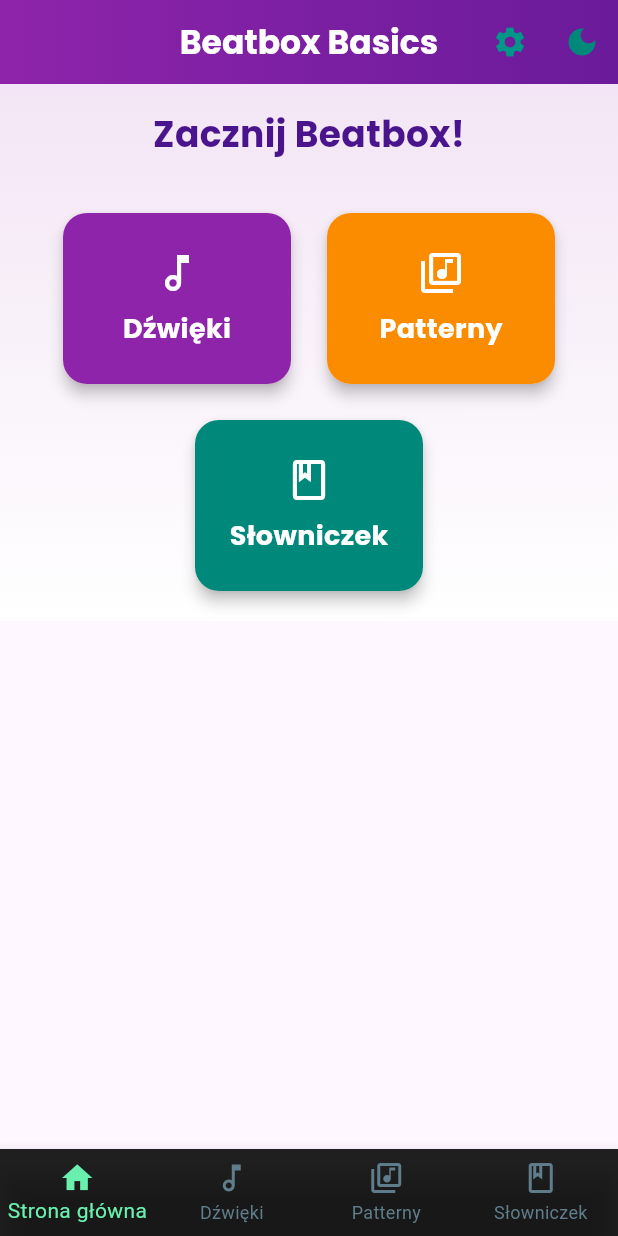
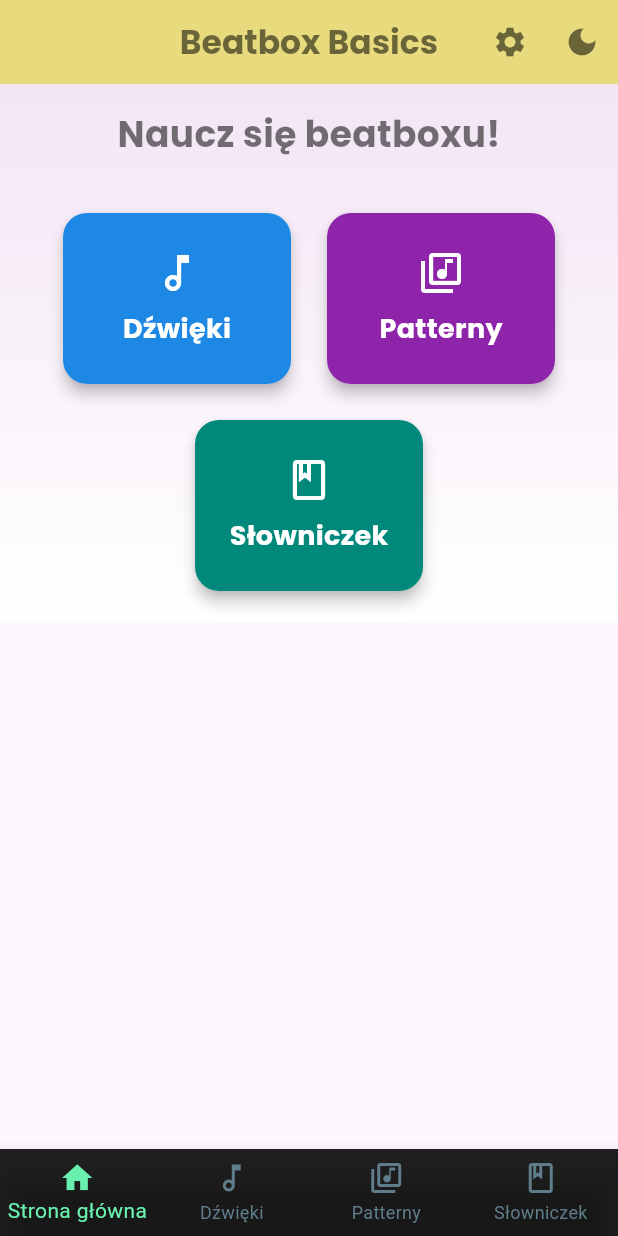
Before and after one commit to AGH-Evil-Inc/BeatboxBasics, a Flutter app: the screen it shows after launch, on a phone screen of 412 x 824 dp. Run offline on Flutter 3.47's test engine with Material 3 defaults, Android fonts, the phone set to English and light mode, and no system bars; drawn by our look-alikes of flutter_animate; our stand-ins replace audioplayers, google_fonts, youtube_player_flutter; missing offline and left inert: audio_waveforms, record.

Commit message:
colors_home_page

```diff
--- a/frontend/lib/views/pages/home_page.dart
+++ b/frontend/lib/views/pages/home_page.dart
@@ -34,11 +34,11 @@ class HomePage extends StatelessWidget {
                         mainAxisAlignment: MainAxisAlignment.center,
                         children: [
                           Text(
-                            'Zacznij Beatbox!',
+                            'Naucz się beatboxu!',
                             style: GoogleFonts.poppins(
                               fontSize: 24,
                               fontWeight: FontWeight.bold,
-                              color: Colors.purple.shade900,
+                              color: Colors.black54,
                             ),
                           )
                               .animate()
@@ -54,7 +54,7 @@ class HomePage extends StatelessWidget {
                                 context: context,
                                 icon: Icons.music_note_outlined,
                                 label: 'Dźwięki',
-                                color: Colors.purple.shade600,
+                                color: const Color(0xFF1E88E5),
                                 onTap: () {
                                   selectedPageNotifier.value = 1;
                                 },
@@ -64,7 +64,7 @@ class HomePage extends StatelessWidget {
                                 context: context,
                                 icon: Icons.library_music_outlined,
                                 label: 'Patterny',
-                                color: Colors.orange.shade600,
+                                color: const Color(0xFF8E24AA),
                                 onTap: () {
                                   selectedPageNotifier.value = 2;
                                 },
@@ -74,7 +74,7 @@ class HomePage extends StatelessWidget {
                                 context: context,
                                 icon: Icons.book_outlined,
                                 label: 'Słowniczek',
-                                color: Colors.teal.shade600,
+                                color: const Color(0xFF00897B),
                                 onTap: () {
                                   selectedPageNotifier.value = 3;
                                 },
--- a/frontend/lib/views/widget_tree.dart
+++ b/frontend/lib/views/widget_tree.dart
@@ -29,7 +29,7 @@ class WidgetTree extends StatelessWidget {
             style: GoogleFonts.poppins(
               fontSize: 22,
               fontWeight: FontWeight.bold,
-              color: Colors.white,
+              color: Colors.black54,
             ),
           ),
           centerTitle: true,
@@ -37,12 +37,7 @@ class WidgetTree extends StatelessWidget {
           elevation: 4,
           flexibleSpace: Container(
             decoration: BoxDecoration(
-              gradient: LinearGradient(
-                colors: [
-                  Colors.purple.shade600,
-                  Colors.purple.shade800,
-                ],
-              ),
+              color: const Color(0xFFe8db7d),
             ),
           ),
           shape: const RoundedRectangleBorder(
@@ -50,7 +45,7 @@ class WidgetTree extends StatelessWidget {
           ),
           actions: [
             IconButton(
-              icon: const Icon(Icons.settings, color: Colors.teal),
+              icon: const Icon(Icons.settings, color: Colors.black54),
               onPressed: () {
                 Navigator.push(
                   context,
@@ -69,7 +64,7 @@ class WidgetTree extends StatelessWidget {
                 return IconButton(
                   icon: Icon(
                     isLightMode ? Icons.dark_mode : Icons.light_mode,
-                    color: Colors.teal.shade600,
+                    color: Colors.black54,
                   ),
                   onPressed: () {
                     isLightModeNotifier.value = !isLightMode;
```
